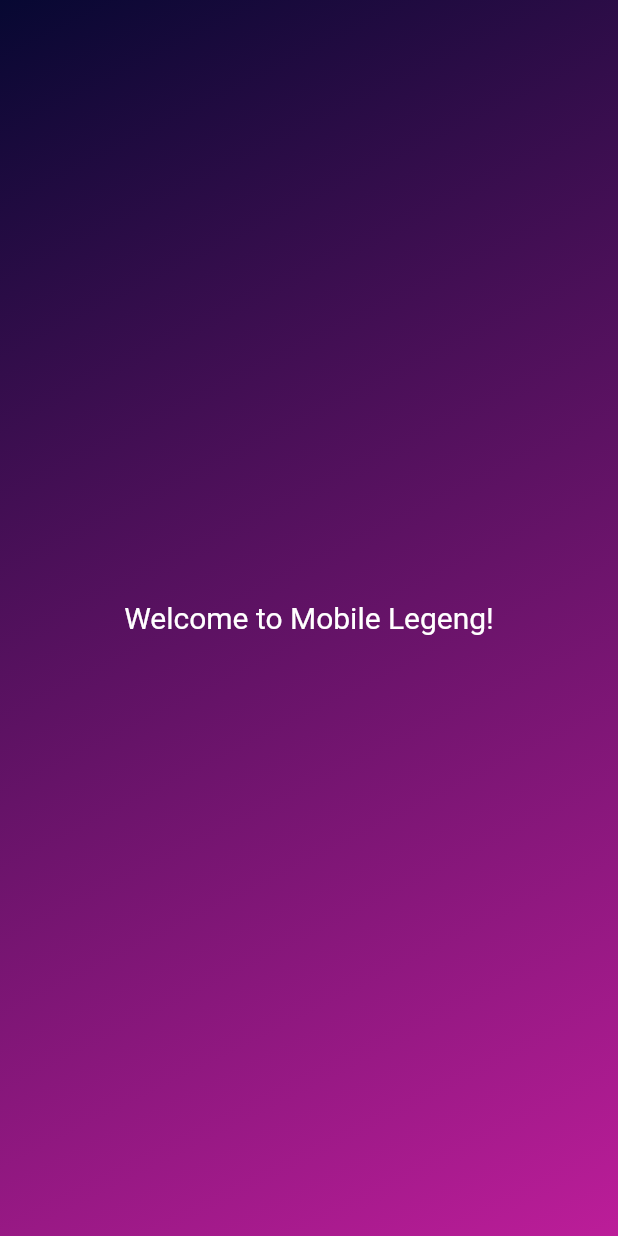
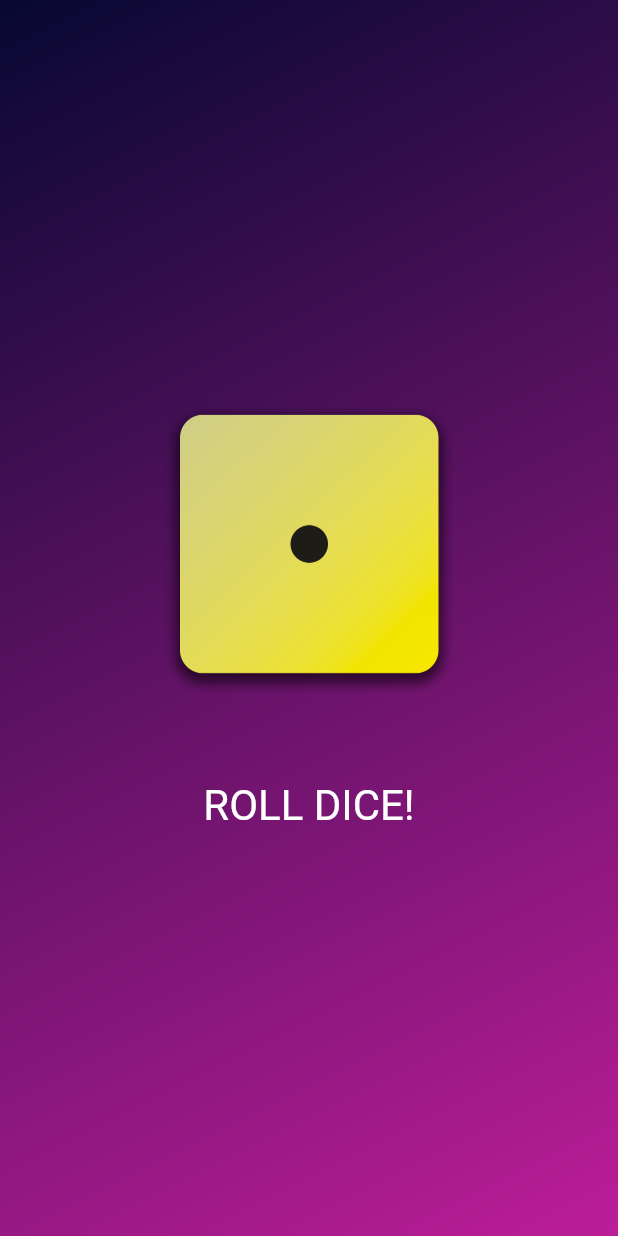
Before and after one commit to alfaalexx/learn-flutter, a Flutter app: the screen it shows after launch, on a phone screen of 412 x 824 dp. Run offline on Flutter 3.47's test engine with Material 2 defaults, Android fonts, the phone set to English and light mode, and no system bars.

Commit message:
input images and settings padding between image and text button

```diff
--- a/lib/gradient_container.dart
+++ b/lib/gradient_container.dart
@@ -1,5 +1,5 @@
 import 'package:flutter/material.dart';
-import 'package:first_app/styled_text.dart';
+// import 'package:first_app/styled_text.dart';
 
 const startAlignment = Alignment.topLeft;
 const endAlignment = Alignment.bottomRight;
@@ -9,6 +9,10 @@ class GradientContainer extends StatelessWidget {
 
   final Color color1;
   final Color color2;
+
+  void rollDice() {
+    //..
+  }
 
   @override
   Widget build(context) {
@@ -20,8 +24,28 @@ class GradientContainer extends StatelessWidget {
           end: endAlignment,
         ),
       ),
-      child: const Center(
-        child: StyledText('Welcome to Mobile Legeng!'),
+      child: Center(
+        child: Column(
+          mainAxisSize: MainAxisSize.min,
+          children: [
+            Image.asset(
+              'assets/images/dice_images/dice-1.png',
+              width: 200,
+            ),
+            const SizedBox(height: 50),
+            TextButton(
+              onPressed: rollDice,
+              style: ElevatedButton.styleFrom(
+                // padding: const EdgeInsets.only(top: 50),
+                foregroundColor: Colors.white,
+                textStyle: const TextStyle(
+                  fontSize: 28,
+                ),
+              ),
+              child: const Text('ROLL DICE!'),
+            ),
+          ],
+        ),
       ),
     );
   }
```
Also changed, not shown: pubspec.yaml (+7 -3 lines), assets/images/dice_images/dice-1.png (added), assets/images/dice_images/dice-2.png (added), assets/images/dice_images/dice-3.png (added), assets/images/dice_images/dice-4.png (added), assets/images/dice_images/dice-5.png (added), assets/images/dice_images/dice-6.png (added).
